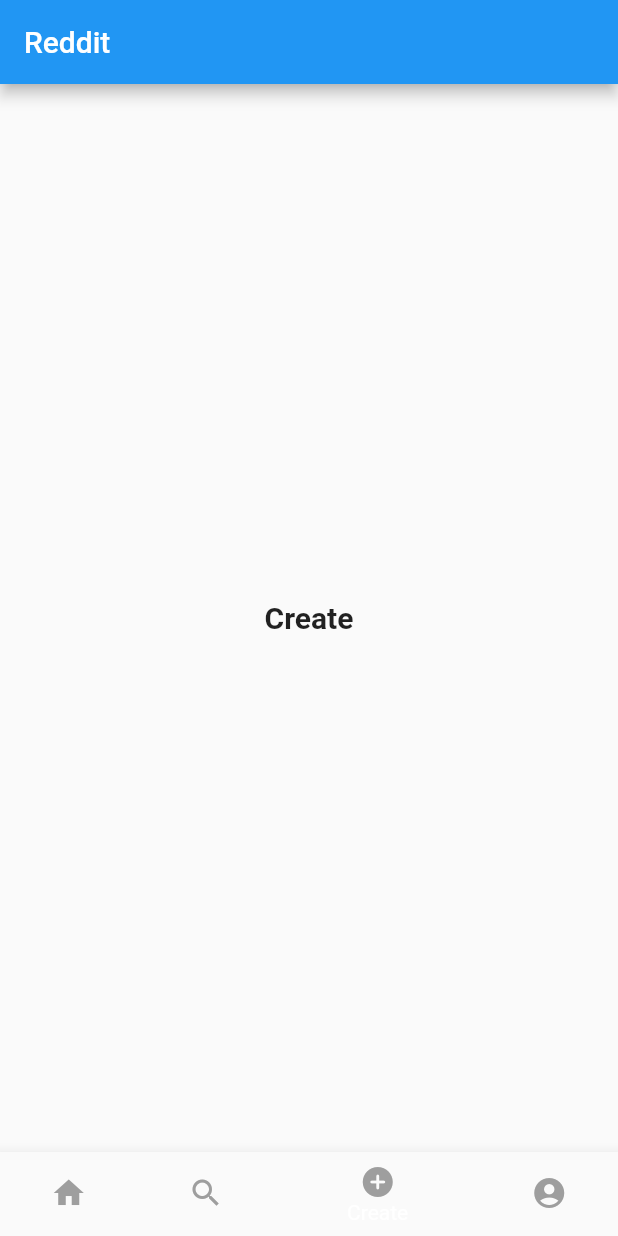
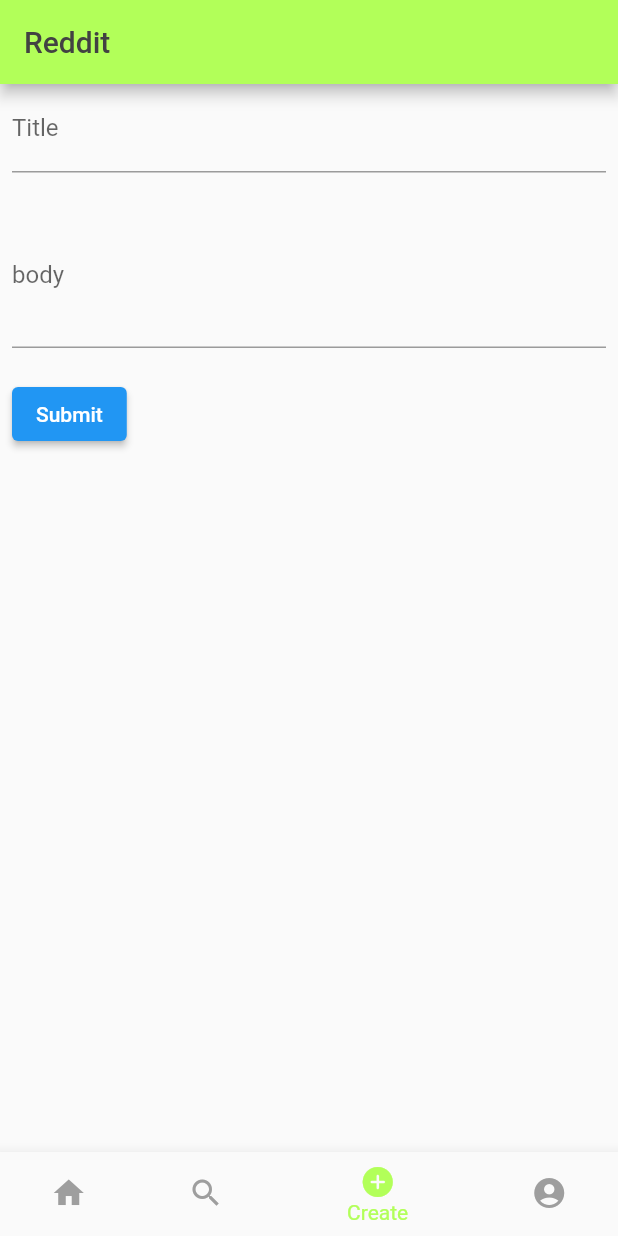
Before and after one commit to mjsafy/MJ-Romina-AP-Reddit-Project-, a Flutter app: the screen it shows after launch, item 3 of the bottom bar chosen, on a phone screen of 412 x 824 dp. Run offline on Flutter 3.47's test engine with Material 2 defaults, Android fonts, the phone set to English and light mode, and no system bars.

Commit message:
create post

```diff
--- a/lib/Channels.dart
+++ b/lib/Channels.dart
@@ -3,8 +3,8 @@ import 'package:flutter/material.dart';
 import 'Channel.dart';
 
 class Channels extends StatefulWidget {
-  List<Channel> channelList;
-  Channels({Key key, this.channelList}) : super(key: key);
+  List<Channel> channelList = new List<Channel>();
+  Channels({Key key, }) : super(key: key);
 
   @override
   State<Channels> createState() => _ChannelsState();
--- a/lib/Create.dart
+++ b/lib/Create.dart
@@ -1,18 +1,89 @@
 import 'package:flutter/material.dart';
-class Create extends StatefulWidget {
+
+import 'Post.dart';
+
+// Create a Form widget.
+class MyCustomForm extends StatefulWidget {
   @override
-  State<StatefulWidget> createState() => _CreateState();
+  MyCustomFormState createState() {
+    return MyCustomFormState();
+  }
 }
 
-class _CreateState extends State<Create> {
+// Create a corresponding State class.
+// This class holds data related to the form.
+class MyCustomFormState extends State<MyCustomForm> {
+  // Create a global key that uniquely identifies the Form widget
+  // and allows validation of the form.
+  //
+  // Note: This is a GlobalKey<FormState>,
+  // not a GlobalKey<MyCustomFormState>.
+  final _formKey = GlobalKey<FormState>();
+  final _titleController = TextEditingController();
+  final _descriptionController = TextEditingController();
+
   @override
   Widget build(BuildContext context) {
-    return Text (
-      'Create',
-      style: TextStyle(
-        fontSize: 20.0,
-        fontWeight: FontWeight.bold,
-      ),
+    final _spacer = SizedBox(height: 20);
+    // Build a Form widget using the _formKey created above.
+    return Container(
+        padding: EdgeInsets.symmetric(horizontal: 8.0),
+        child: Form(
+          key: _formKey,
+          child: Column(
+            crossAxisAlignment: CrossAxisAlignment.start,
+            children: [
+              TextFormField(
+                controller: _titleController,
+                decoration: InputDecoration(
+                  labelText: 'Title',
+                ),
+                validator: (value) {
+                  if (value == null || value.isEmpty || value.length < 4) {
+                    return 'Please enter valid text';
+                  }
+                  return null;
+                },
+              ),
+              _spacer,
+              TextFormField(
+                minLines: 3,
+                maxLines: 5,
+                controller: _descriptionController,
+                decoration: InputDecoration(
+                  labelText: 'body',
+                ),
+                validator: (value) {
+                  if (value == null || value.isEmpty) {
+                    return 'Description must have number';
+                  }
+                  return null;
+                },
+              ),
+              _spacer,
+              submitButton(context)
+            ],
+          ),
+        ));
+  }
+
+  Widget submitButton(BuildContext context) {
+    return ElevatedButton(
+      onPressed: () {
+        if (_formKey.currentState.validate()) {
+          ScaffoldMessenger.of(context).showSnackBar(
+            const SnackBar(
+              content: Text('Post released'),
+            ),
+          );
+          Navigator.of(context).pop(
+            Post(
+              releaseDate: DateTime.now(),
+            ),
+          );
+        }
+      },
+      child: const Text('Submit'),
     );
   }
 }
--- a/lib/home_page.dart
+++ b/lib/home_page.dart
@@ -12,38 +12,41 @@ class HomePage extends StatefulWidget {
 }
 
 class _HomePageState extends State<HomePage> {
-  List<Widget> pages = [Feed(), Channels(), Create(), Settings()];
+  List<Widget> pages = [Feed(), Channels(), MyCustomForm(), Settings()];
   int _selectedIndex = 0;
 
   @override
   Widget build(BuildContext context) {
     return Scaffold(
       appBar: AppBar(
-        title: Text('Reddit'),
+        backgroundColor: Colors.lightGreenAccent,
+        title: Text('Reddit', style: TextStyle(color: Colors.grey[800])),
       ),
       body: Center(
         child: pages[_selectedIndex],
       ),
       bottomNavigationBar: BottomNavigationBar(
-        items: [
+        items: const [
           BottomNavigationBarItem(
-            icon: Icon(Icons.home, color: Colors.grey),
+            icon: Icon(Icons.home),
             label: 'Feed',
           ),
           BottomNavigationBarItem(
-            icon: Icon(Icons.search, color: Colors.grey),
+            icon: Icon(Icons.search),
             label: 'Channels',
           ),
           BottomNavigationBarItem(
-            icon: Icon(Icons.add_circle_rounded, color: Colors.grey),
+            icon: Icon(Icons.add_circle_rounded),
             label: 'Create',
           ),
           BottomNavigationBarItem(
-            icon: Icon(Icons.account_circle , color: Colors.grey),
+            icon: Icon(Icons.account_circle),
             label: 'Settings',
           ),
         ],
         currentIndex: _selectedIndex,
+        selectedItemColor: Colors.lightGreenAccent,
+        unselectedItemColor: Colors.grey,
         onTap: (index) {
           setState(() {
             _selectedIndex = index;
--- a/lib/main.dart
+++ b/lib/main.dart
@@ -20,6 +20,9 @@ class _MyAppState extends State<MyApp> {
 
   @override
   Widget build(BuildContext context) {
-    return MaterialApp(home: HomePage());
+    return MaterialApp(
+      home: HomePage(),
+      debugShowCheckedModeBanner: false,
+    );
   }
 }
```
